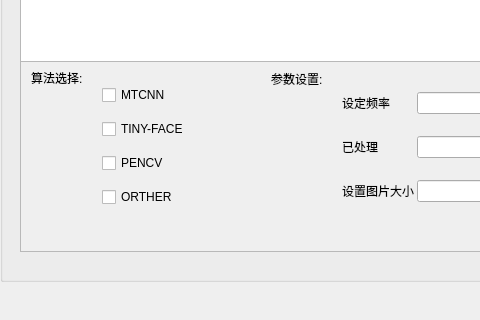
The window that faceTool/mainwindow.ui (jmu201521121021/faceMarkTool) describes before a commit, drawn with Qt 5; both pictures show x 0 to 480 and y 476 to 796 of the 1251 by 796 pixel window.
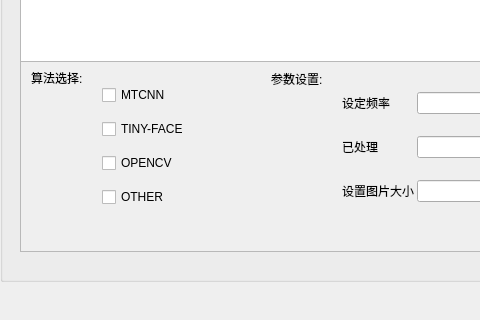
The same window after the commit.

The edit to the form file:
```diff
--- a/faceTool/mainwindow.ui
+++ b/faceTool/mainwindow.ui
@@ -66,14 +66,14 @@
         <item row="3" column="0">
          <widget class="QCheckBox" name="checkOther">
           <property name="text">
-           <string>ORTHER</string>
+           <string>OTHER</string>
           </property>
          </widget>
         </item>
         <item row="2" column="0">
          <widget class="QCheckBox" name="checkHarr">
           <property name="text">
-           <string>PENCV</string>
+           <string>OPENCV</string>
           </property>
          </widget>
         </item>
```
Left out of the diff: 2 changed lines with no effect on the pictures.
